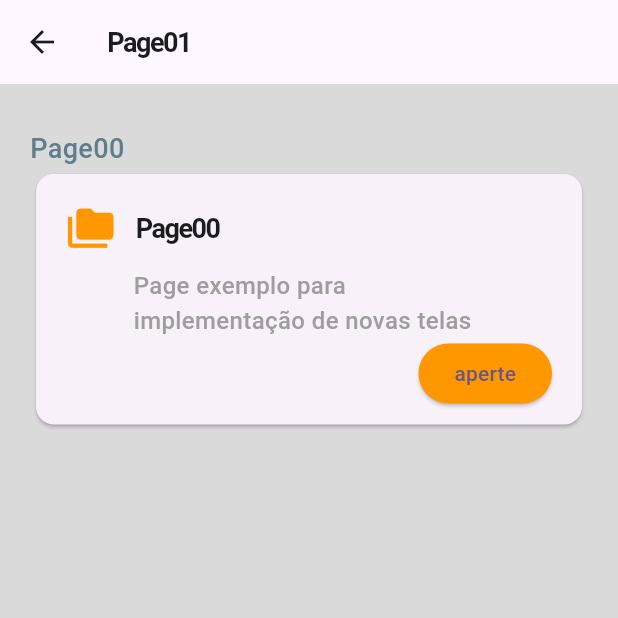
After one commit to minoru-yamanaka/atalaia_ar_condicionados_flutter_application_1, a Flutter app: the Page00 screen opened directly, on a phone screen of 412 x 824 dp, the top half of it. The commit adds this screen. Run offline on Flutter 3.47's test engine with Material 3 defaults, Android fonts, the phone set to English and light mode, and no system bars.

Commit message:
add page00, modelo de implementação de novas páginas

```diff
--- a/lib/Pages/main_screen.dart
+++ b/lib/Pages/main_screen.dart
@@ -1,3 +1,4 @@
+import 'package:atalaia_ar_condicionados_flutter_application/Pages/page00.dart';
 import 'package:flutter/material.dart';
 import 'projects_page.dart';
 import 'profile_page.dart';
@@ -16,6 +17,7 @@ class _MainScreenState extends State<MainScreen> {
   static const List<Widget> _widgetOptions = <Widget>[
     ProjectsPage(),
     ProfilePage(),
+    Page00(),
     Text('Messages Page'), // Tela de Mensagens (placeholder)
   ];
 
@@ -33,10 +35,16 @@ class _MainScreenState extends State<MainScreen> {
         items: const <BottomNavigationBarItem>[
           BottomNavigationBarItem(icon: Icon(Icons.home), label: 'Home'),
           BottomNavigationBarItem(icon: Icon(Icons.person), label: 'Profile'),
+          BottomNavigationBarItem(icon: Icon(Icons.pages), label: 'Page00'),
           BottomNavigationBarItem(icon: Icon(Icons.message), label: 'Messages'),
         ],
         currentIndex: _selectedIndex,
-        selectedItemColor: const Color(0xFFF58524), // Cor do ícone ativo
+       selectedItemColor: const Color(0xFFF58524), // Cor do ícone ativo
+        // ADICIONADO: Define uma cor para os ícones inativos para que fiquem visíveis.
+        unselectedItemColor: Colors.grey,
+
+        // OPCIONAL: Adicione uma cor de fundo explícita para a barra, se desejar.
+        // backgroundColor: Colors.white,
         onTap: _onItemTapped,
       ),
     );
--- /dev/null
+++ b/lib/Pages/page00.dart
@@ -0,0 +1,88 @@
+import 'package:atalaia_ar_condicionados_flutter_application/Config/app_colors.dart';
+import 'package:atalaia_ar_condicionados_flutter_application/Config/app_text_style.dart';
+import 'package:flutter/material.dart';
+
+class Page00 extends StatelessWidget {
+  const Page00({super.key});
+
+  @override
+  Widget build(BuildContext context) {
+    return Scaffold(
+      backgroundColor: AppColors.backgroundColorPages,
+      appBar: AppBar(
+        title: Text(
+          "Page01",
+          style: AppTextStyle.titleAppBar.copyWith(fontSize: 18),
+        ),
+      ),
+      body: Padding(
+        padding: const EdgeInsets.symmetric(horizontal: 20, vertical: 30),
+        child: Column(
+          crossAxisAlignment: CrossAxisAlignment.start,
+          children: [
+            Text("Page00", style: AppTextStyle.subtitlePages),
+            Card(
+              child: Padding(
+                padding: const EdgeInsets.symmetric(
+                  horizontal: 20,
+                  vertical: 10,
+                ),
+                child: Column(
+                  children: [
+                    Padding(
+                      padding: const EdgeInsets.only(top: 10),
+                      child: Row(
+                        children: [
+                          Icon(
+                            Icons.folder_copy,
+                            size: 33,
+                            color: Colors.orange,
+                          ),
+                          SizedBox(width: 14),
+                          Text(
+                            "Page00",
+                            style: AppTextStyle.titleAppBar.copyWith(
+                              fontSize: 18,
+                            ),
+                          ),
+                        ],
+                      ),
+                    ),
+                    Padding(
+                      padding: const EdgeInsets.only(
+                        left: 45,
+                        right: 25,
+                        top: 10,
+                      ),
+                      child: Text(
+                        "Page exemplo para implementação de novas telas",
+                        style: AppTextStyle.subtitlePages.copyWith(
+                          fontSize: 16,
+                          color: Colors.grey,
+                        ),
+                      ),
+                    ),
+                    Row(
+                      mainAxisAlignment: MainAxisAlignment.end,
+                      children: [
+                        ElevatedButton(
+                          style: ButtonStyle(
+                            backgroundColor: WidgetStatePropertyAll(
+                              Colors.orange,
+                            ),
+                          ),
+                          onPressed: () {},
+                          child: Text("aperte"),
+                        ),
+                      ],
+                    ),
+                  ],
+                ),
+              ),
+            ),
+          ],
+        ),
+      ),
+    );
+  }
+}
--- a/lib/Pages/profile_page.dart
+++ b/lib/Pages/profile_page.dart
@@ -1,5 +1,6 @@
 import 'package:atalaia_ar_condicionados_flutter_application/Config/app_colors.dart';
 import 'package:atalaia_ar_condicionados_flutter_application/Config/app_text_style.dart';
+import 'package:atalaia_ar_condicionados_flutter_application/Pages/login_page.dart';
 import 'package:flutter/material.dart';
 
 class ProfilePage extends StatelessWidget {
@@ -142,6 +143,10 @@ class ProfilePage extends StatelessWidget {
                         ),
                         onPressed: () {
                           // Ação de logout
+                          // Navega para a tela principal e remove a tela de login da pilha
+                          Navigator.of(context).pushReplacement(
+                            MaterialPageRoute(builder: (context) => const LoginPage()),
+                          );
                         },
                         child: const Text('Logout', style: TextStyle(fontWeight: FontWeight.bold)),
                       ),
```
